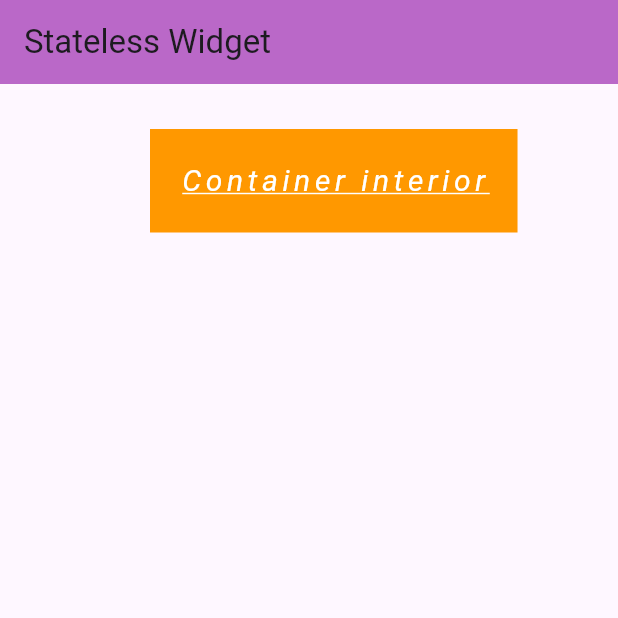
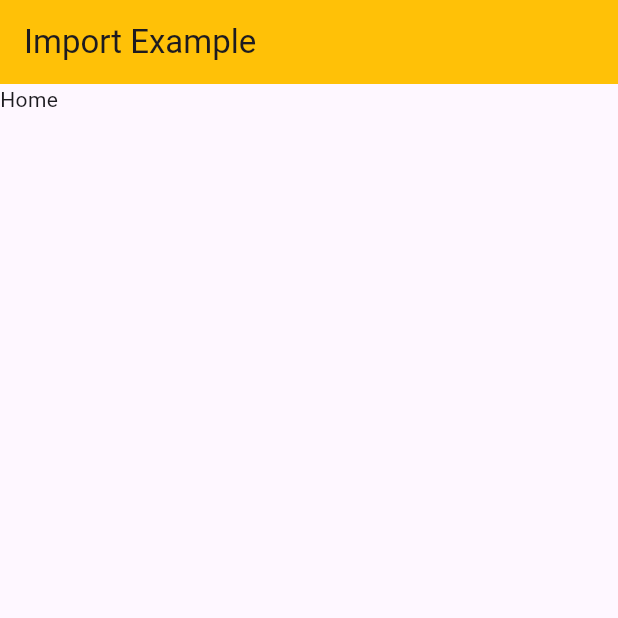
Before and after one commit to psaraviaq/libraries-and-frameworks, a Flutter app: the screen it shows after launch, on a phone screen of 412 x 824 dp, the top half of it. Run offline on Flutter 3.47's test engine with Material 3 defaults, Android fonts, the phone set to English and light mode, and no system bars.

Commit message:
add imported widget

```diff
--- /dev/null
+++ b/dart/flutter/first_app/lib/import_example.dart
@@ -0,0 +1,18 @@
+//! You still need to import this to use Material Design widgets
+import 'package:flutter/material.dart';
+
+class ImportExample extends StatelessWidget {
+  const ImportExample({super.key});
+
+  @override
+  Widget build(BuildContext context) {
+    //* Wrap each page with a "Scaffold" so each one has its own AppBar and body
+    return Scaffold(
+      appBar: AppBar(
+        title: const Text("Import Example"),
+        backgroundColor: Colors.amber,
+      ),
+      body: const Text("Home"),
+    );
+  }
+}
--- a/dart/flutter/first_app/lib/main.dart
+++ b/dart/flutter/first_app/lib/main.dart
@@ -1,4 +1,7 @@
 import 'package:flutter/material.dart';
+
+//* To use a widget from another file, import it at the top of the file
+import 'package:first_app/import_example.dart';
 
 //^ Basic "Hello World" app
 void main_00() {
@@ -31,7 +34,7 @@ void main_01() {
 }
 
 //^ An app with a stateless widget
-void main() {
+void main_02() {
   runApp(MaterialApp(
     home: Scaffold(
       appBar: AppBar(
@@ -80,3 +83,10 @@ class Home extends StatelessWidget {
     //* You can always hover over a property to see its type and required fields
   }
 }
+
+//^ Imported widget as the main widget
+void main() {
+  runApp(const MaterialApp(
+    home: ImportExample(),
+  ));
+}
```
